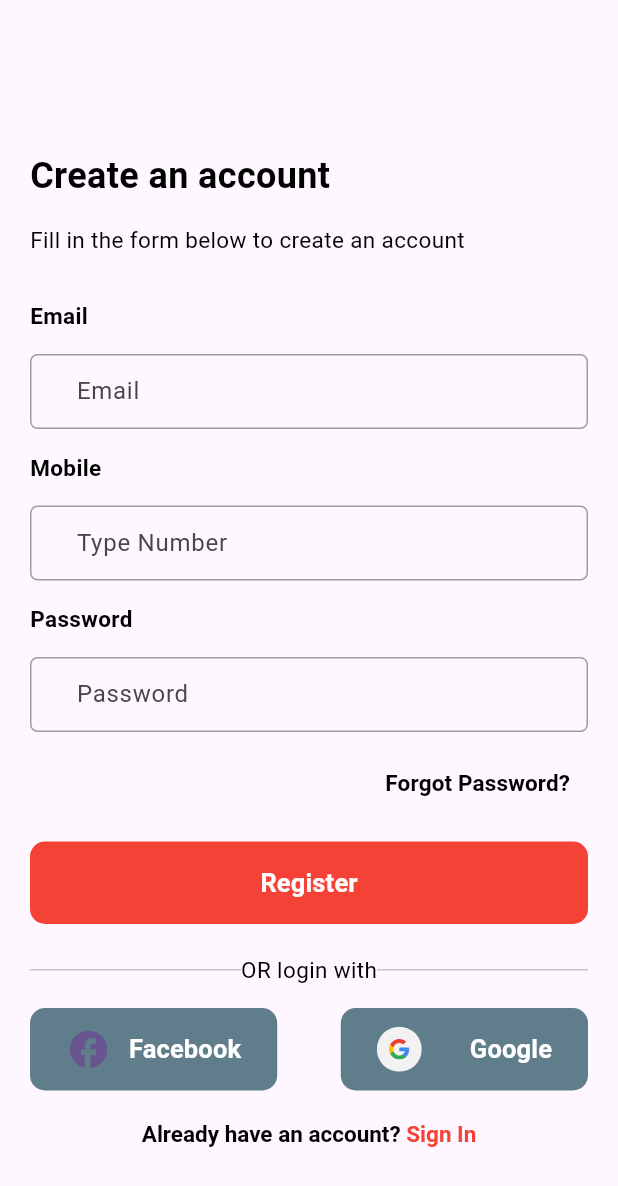
After one commit to ShahidC0de/Blood-Donating-App, a Flutter app: the RegistrationScreen screen opened directly, on a phone screen of 412 x 824 dp. The commit adds this screen. Shown: the top 1186 px of the screen. Run offline on Flutter 3.47's test engine with Material 3 defaults, Android fonts, the phone set to English and light mode, and no system bars; our stand-ins replace flutter_svg.

Commit message:
refactoring the code

```diff
--- /dev/null
+++ b/lib/features/login/presentation/screens/registration_screen.dart
@@ -0,0 +1,193 @@
+import 'package:blood_dontating_app/features/login/presentation/screens/login_screen.dart';
+import 'package:blood_dontating_app/features/login/presentation/widgets/login_button.dart';
+import 'package:blood_dontating_app/features/login/presentation/widgets/login_icon_button.dart';
+import 'package:flutter/gestures.dart';
+import 'package:flutter/material.dart';
+
+class RegistrationScreen extends StatefulWidget {
+  static route() =>
+      MaterialPageRoute(builder: (context) => const RegistrationScreen());
+  const RegistrationScreen({super.key});
+
+  @override
+  State<RegistrationScreen> createState() => _RegistrationScreenState();
+}
+
+class _RegistrationScreenState extends State<RegistrationScreen> {
+  @override
+  Widget build(BuildContext context) {
+    return Scaffold(
+      body: Padding(
+        padding: const EdgeInsets.only(
+          top: 100,
+          left: 20,
+          right: 20,
+          bottom: 20,
+        ),
+        child: Column(
+          mainAxisAlignment: MainAxisAlignment.start,
+          crossAxisAlignment: CrossAxisAlignment.start,
+          children: [
+            Text(
+              'Create an account',
+              style: TextStyle(
+                color: Colors.black,
+                fontSize: 24,
+                fontWeight: FontWeight.bold,
+              ),
+            ),
+            const SizedBox(height: 15),
+
+            Text(
+              'Fill in the form below to create an account',
+              style: TextStyle(color: Colors.black, fontSize: 15),
+            ),
+            const SizedBox(height: 30),
+            Text(
+              'Email',
+              style: TextStyle(
+                color: Colors.black,
+                fontSize: 15,
+                fontWeight: FontWeight.bold,
+              ),
+            ),
+            const SizedBox(height: 15),
+            Container(
+              padding: const EdgeInsets.only(left: 30, right: 10),
+              decoration: BoxDecoration(
+                border: Border.all(color: Colors.grey, width: 1),
+                borderRadius: BorderRadius.circular(5),
+              ),
+              child: TextField(
+                decoration: InputDecoration(
+                  border: InputBorder.none,
+                  hintText: 'Email',
+                ),
+              ),
+            ),
+            const SizedBox(height: 15),
+            Text(
+              'Mobile',
+              style: TextStyle(
+                color: Colors.black,
+                fontSize: 15,
+                fontWeight: FontWeight.bold,
+              ),
+            ),
+            const SizedBox(height: 15),
+            Container(
+              padding: const EdgeInsets.only(left: 30, right: 10),
+              decoration: BoxDecoration(
+                border: Border.all(color: Colors.grey, width: 1),
+                borderRadius: BorderRadius.circular(5),
+              ),
+              child: TextField(
+                decoration: InputDecoration(
+                  border: InputBorder.none,
+                  hintText: 'Type Number',
+                ),
+              ),
+            ),
+            const SizedBox(height: 15),
+
+            Text(
+              'Password',
+              style: TextStyle(
+                color: Colors.black,
+                fontSize: 15,
+                fontWeight: FontWeight.bold,
+              ),
+            ),
+            const SizedBox(height: 15),
+            Container(
+              padding: const EdgeInsets.only(left: 30, right: 10),
+              decoration: BoxDecoration(
+                border: Border.all(color: Colors.grey, width: 1),
+                borderRadius: BorderRadius.circular(5),
+              ),
+              child: TextField(
+                decoration: InputDecoration(
+                  border: InputBorder.none,
+                  hintText: 'Password',
+                ),
+              ),
+            ),
+            const SizedBox(height: 10),
+
+            Align(
+              alignment: Alignment.topRight,
+              child: TextButton(
+                onPressed: () {},
+                child: Text(
+                  'Forgot Password?',
+                  style: TextStyle(
+                    color: Colors.black,
+                    fontSize: 15,
+                    fontWeight: FontWeight.bold,
+                  ),
+                ),
+              ),
+            ),
+            const SizedBox(height: 15),
+
+            AuthButton(onpressed: () {}, title: 'Register'),
+            const SizedBox(height: 20),
+
+            Row(
+              mainAxisAlignment: MainAxisAlignment.spaceBetween,
+              children: [
+                const Expanded(child: Divider(thickness: 1)),
+
+                Text(
+                  'OR login with',
+                  style: TextStyle(color: Colors.black, fontSize: 15),
+                ),
+                const Expanded(child: Divider(thickness: 1)),
+              ],
+            ),
+            const SizedBox(height: 15),
+
+            Row(
+              mainAxisAlignment: MainAxisAlignment.spaceBetween,
+              children: [
+                LoginWithIconButton(
+                  iconData: Icons.facebook,
+                  onpressed: () {},
+                  title: 'Facebook',
+                ),
+                LoginWithIconButton(
+                  onpressed: () {},
+                  svgPath: 'assets/images/google_icon.svg',
+                  title: 'Google',
+                ),
+              ],
+            ),
+            const SizedBox(height: 20),
+            Center(
+              child: RichText(
+                text: TextSpan(
+                  style: TextStyle(
+                    color: Colors.black,
+                    fontSize: 15,
+                    fontWeight: FontWeight.bold,
+                  ),
+                  children: [
+                    const TextSpan(text: 'Already have an account? '),
+                    TextSpan(
+                      text: 'Sign In',
+                      style: TextStyle(color: Colors.red),
+                      recognizer: TapGestureRecognizer()
+                        ..onTap = () {
+                          Navigator.of(context).push(LoginScreen.route());
+                        },
+                    ),
+                  ],
+                ),
+              ),
+            ),
+          ],
+        ),
+      ),
+    );
+  }
+}
```
Also changed, not shown: lib/core/theme/app_theme.dart (added, +19 -0 lines), lib/features/login/presentation/screens/login_informative_screen.dart (+2 -161 lines), lib/features/login/presentation/screens/login_screen.dart (added, +167 -0 lines), lib/features/login/presentation/widgets/customfield.dart (renamed from lib/features/login/presentation/screens/widgets/customfield.dart), lib/features/login/presentation/widgets/login_button.dart (renamed from lib/features/login/presentation/screens/widgets/login_button.dart), lib/features/login/presentation/widgets/login_icon_button.dart (renamed from lib/features/login/presentation/screens/widgets/login_icon_button.dart), 1 other file.
